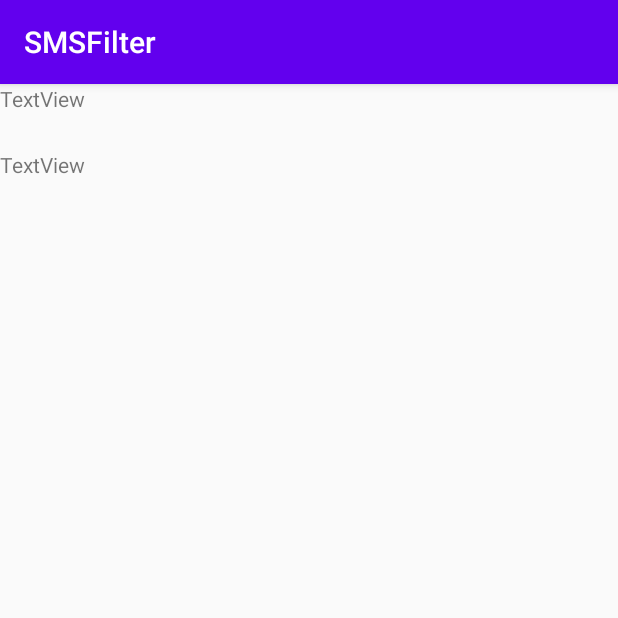
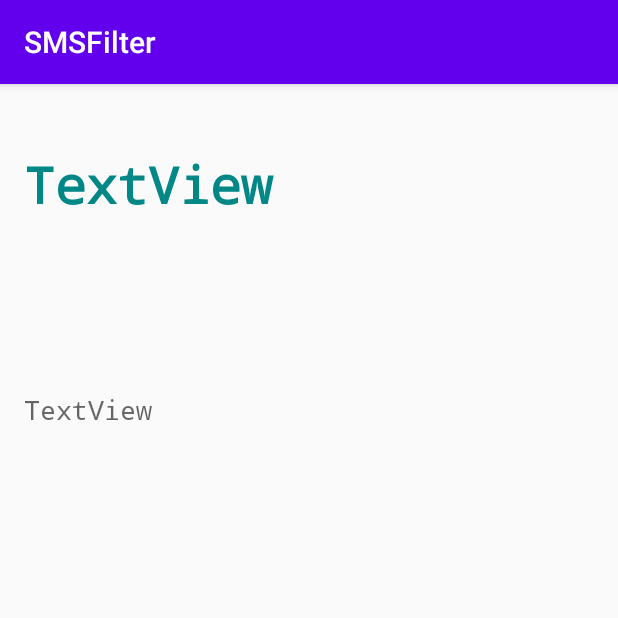
Before and after one commit to andreox/SMSFilter, an Android app: the DisplayMessage screen opened directly, with no data from a screen before it, on a phone screen of 412 x 824 dp, the top half of it. Run offline under Robolectric (Android 15) with nearby library versions, the phone set to English and light mode, and no system bars.

Commit message:
Graphic updated

```diff
--- a/SMSFilter-master/app/src/main/java/com/example/smsfilter/CancellazioneNumero.java
+++ b/SMSFilter-master/app/src/main/java/com/example/smsfilter/CancellazioneNumero.java
@@ -95,6 +95,7 @@ public class CancellazioneNumero extends AppCompatActivity {
                                         System.out.println("Error deleting document: " + e);
                                     }
                                 });
+
                         Toast.makeText(getApplicationContext(), "CONTATTO ELIMINATO", Toast.LENGTH_SHORT).show();
                     }
 
--- a/SMSFilter-master/app/src/main/java/com/example/smsfilter/DisplayMessage.java
+++ b/SMSFilter-master/app/src/main/java/com/example/smsfilter/DisplayMessage.java
@@ -16,8 +16,8 @@ public class DisplayMessage extends AppCompatActivity {
         super.onCreate(savedInstanceState);
         setContentView(R.layout.activity_display_message);
 
-        number = (TextView) findViewById(R.id.textView2) ;
-        body = (TextView) findViewById(R.id.textView3) ;
+        number = (TextView) findViewById(R.id.textView3) ;
+        body = (TextView) findViewById(R.id.textView2) ;
 
         mydb = new DBHelper(this) ;
         Bundle extras = getIntent().getExtras();
--- a/SMSFilter-master/app/src/main/res/layout/activity_cancellazione_numero.xml
+++ b/SMSFilter-master/app/src/main/res/layout/activity_cancellazione_numero.xml
@@ -12,7 +12,9 @@
         android:layout_height="66dp"
         android:layout_marginStart="92dp"
         android:layout_marginTop="68dp"
+        android:fontFamily="monospace"
         android:text="Inserisci numero da cancellare :"
+        android:textStyle="bold"
         app:layout_constraintStart_toStartOf="parent"
         app:layout_constraintTop_toTopOf="parent" />
 
@@ -33,6 +35,7 @@
         android:layout_height="wrap_content"
         android:layout_marginStart="156dp"
         android:layout_marginTop="60dp"
+        android:backgroundTint="@color/teal_200"
         android:text="Cancella"
         app:layout_constraintStart_toStartOf="parent"
         app:layout_constraintTop_toBottomOf="@+id/editTextTextPersonName2" />
@@ -41,6 +44,7 @@
         android:id="@+id/spinner2"
         android:layout_width="match_parent"
         android:layout_height="wrap_content"
+        android:background="@android:drawable/spinner_dropdown_background"
         app:layout_constraintBottom_toBottomOf="parent"
         app:layout_constraintTop_toBottomOf="@+id/button2"
         app:layout_constraintVertical_bias="0.353"
--- a/SMSFilter-master/app/src/main/res/layout/activity_display_message.xml
+++ b/SMSFilter-master/app/src/main/res/layout/activity_display_message.xml
@@ -10,18 +10,30 @@
         android:id="@+id/textView2"
         android:layout_width="317dp"
         android:layout_height="207dp"
+        android:layout_marginBottom="356dp"
+        android:fontFamily="monospace"
         android:text="TextView"
+        android:textAppearance="@style/TextAppearance.AppCompat.Medium"
+        app:layout_constraintBottom_toBottomOf="parent"
+        app:layout_constraintEnd_toEndOf="parent"
+        app:layout_constraintHorizontal_bias="0.17"
         app:layout_constraintStart_toStartOf="parent"
-        tools:ignore="MissingConstraints"
-        tools:layout_editor_absoluteY="165dp" />
+        tools:ignore="MissingConstraints" />
 
     <TextView
         android:id="@+id/textView3"
         android:layout_width="172dp"
         android:layout_height="73dp"
+        android:layout_marginStart="16dp"
         android:layout_marginTop="44dp"
+        android:fontFamily="monospace"
         android:text="TextView"
+        android:textAppearance="@style/TextAppearance.AppCompat.Display1"
+        android:textColor="@color/teal_700"
+        android:textStyle="bold"
+        app:layout_constraintBottom_toTopOf="@+id/textView2"
         app:layout_constraintStart_toStartOf="parent"
         app:layout_constraintTop_toTopOf="parent"
+        app:layout_constraintVertical_bias="0.0"
         tools:ignore="MissingConstraints" />
 </androidx.constraintlayout.widget.ConstraintLayout>
```
Also changed, not shown: SMSFilter-master/app/src/main/res/layout/activity_inserimento_numero.xml (+15 -1 lines).
